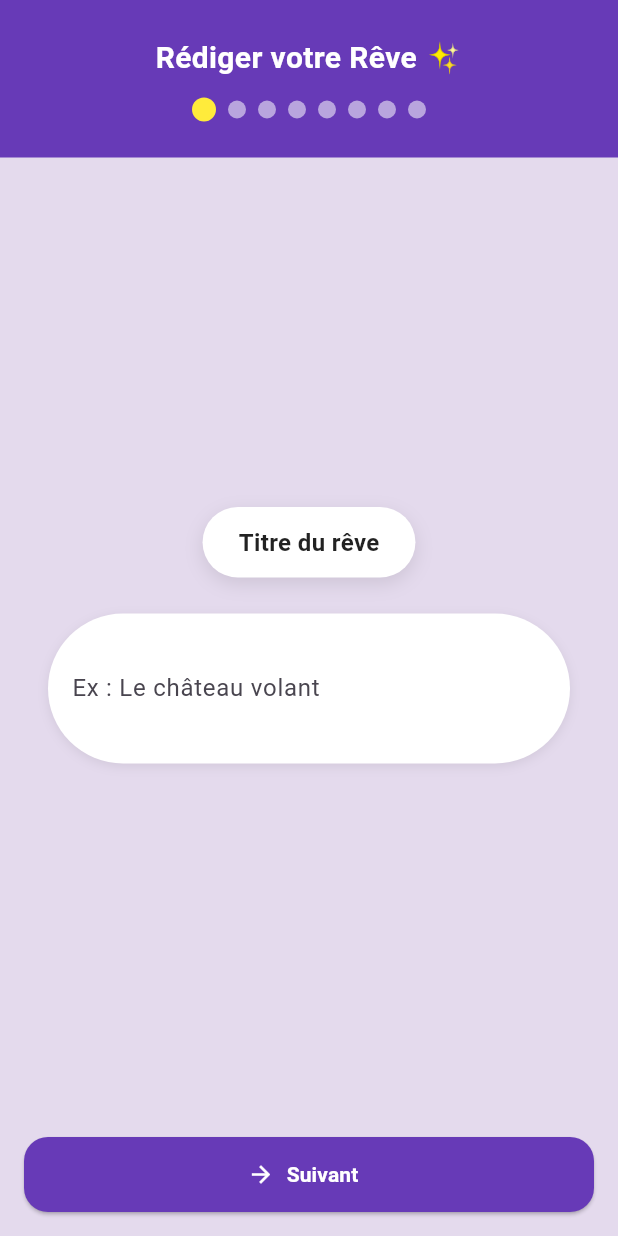
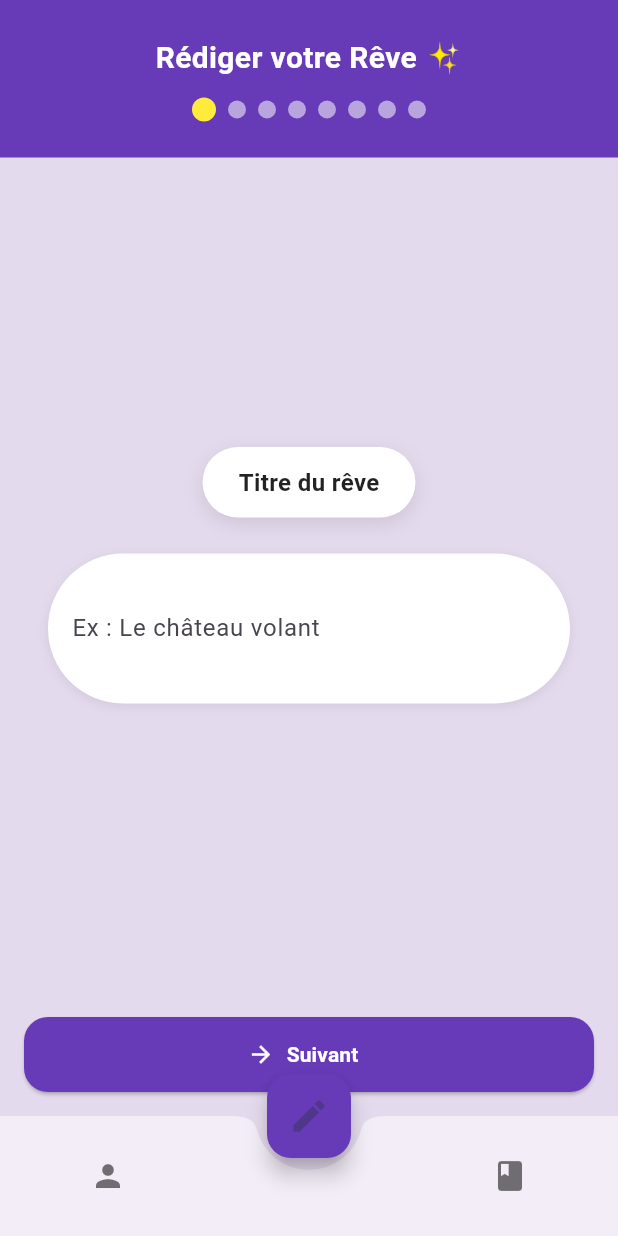
Before and after one commit to Xantos07/Revato-Flutter, a Flutter app: the screen it shows after launch, on a phone screen of 412 x 824 dp. Run offline on Flutter 3.47's test engine with Material 3 defaults, Android fonts, the phone set to English and light mode, and no system bars.

Commit message:
✨navigation bar with 3 buttons

```diff
--- a/app/lib/app.dart
+++ b/app/lib/app.dart
@@ -1,5 +1,6 @@
 import 'package:flutter/material.dart';
-import 'screen_redaction_dream.dart';
+import 'redaction_screen.dart';
+import 'navigation_bar.dart';
 
 class CarrouselReveApp extends StatelessWidget {
   const CarrouselReveApp({super.key});
@@ -12,7 +13,7 @@ class CarrouselReveApp extends StatelessWidget {
         primarySwatch: Colors.deepPurple,
         scaffoldBackgroundColor: const Color(0xFFE4DAED),
       ),
-      home: const CreationReveScreen(),
+      home: const HomeScaffold(),
     );
   }
 }
--- /dev/null
+++ b/app/lib/navigation_bar.dart
@@ -0,0 +1,66 @@
+import 'package:flutter/material.dart';
+import 'redaction_screen.dart';
+import 'profil_screen.dart';
+
+class HomeScaffold extends StatefulWidget {
+  const HomeScaffold({Key? key}) : super(key: key);
+  @override
+  _HomeScaffoldState createState() => _HomeScaffoldState();
+}
+
+class _HomeScaffoldState extends State<HomeScaffold> {
+  int _currentIndex = 1;
+  final _pages = [
+    ProfileScreen(),
+    CreationReveScreen(),
+    CreationReveScreen(),
+  ];
+
+  @override
+  Widget build(BuildContext context) {
+    return Scaffold(
+      body: _pages[_currentIndex],
+
+      // Le FloatingActionButton (ton bouton “crayon” au milieu)
+      floatingActionButton: FloatingActionButton(
+        backgroundColor: Colors.deepPurple,
+        child: Icon(Icons.edit, size: 28),
+        onPressed: () => setState(() => _currentIndex = 1),
+      ),
+      floatingActionButtonLocation: FloatingActionButtonLocation.centerDocked,
+
+      // Le BottomAppBar qui accueille les autres icônes
+      bottomNavigationBar: BottomAppBar(
+        shape: CircularNotchedRectangle(),
+        notchMargin: 8,
+        child: Padding(
+          padding: const EdgeInsets.symmetric(horizontal: 32),
+          child: Row(
+            mainAxisAlignment: MainAxisAlignment.spaceBetween,
+            children: [
+              // Icône Profil
+              IconButton(
+                icon: Icon(
+                  Icons.person,
+                  color: _currentIndex == 0 ? Colors.deepPurple : Colors.black54,
+                ),
+                onPressed: () => setState(() => _currentIndex = 0),
+              ),
+              // Icône Journal (à droite du FAB)
+              IconButton(
+                icon: Icon(
+                  Icons.book,
+                  color: _currentIndex == 2 ? Colors.deepPurple : Colors.black54,
+                ),
+                onPressed: () => setState(() => _currentIndex = 2),
+              ),
+
+              // Si tu veux un 4e bouton, ajoute-le ici + ajuste spaceBetween
+              // IconButton(...),
+            ],
+          ),
+        ),
+      ),
+    );
+  }
+}
```
Also changed, not shown: app/lib/profil_screen.dart (added, +90 -0 lines), app/lib/redaction_screen.dart (renamed from app/lib/screen_redaction_dream.dart).
